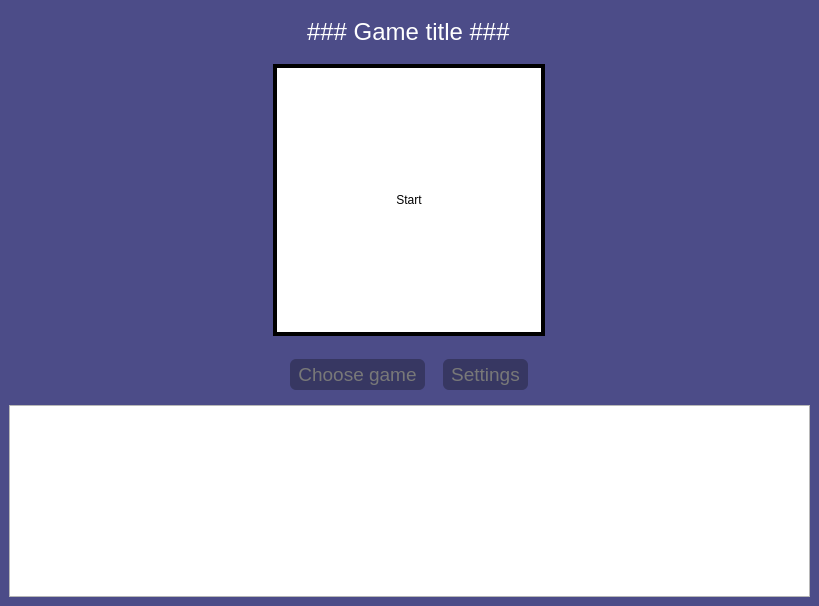
This is src/mainwindow.ui in MathThree/queens_game as Qt 5 draws it before an edit. The edited form follows.
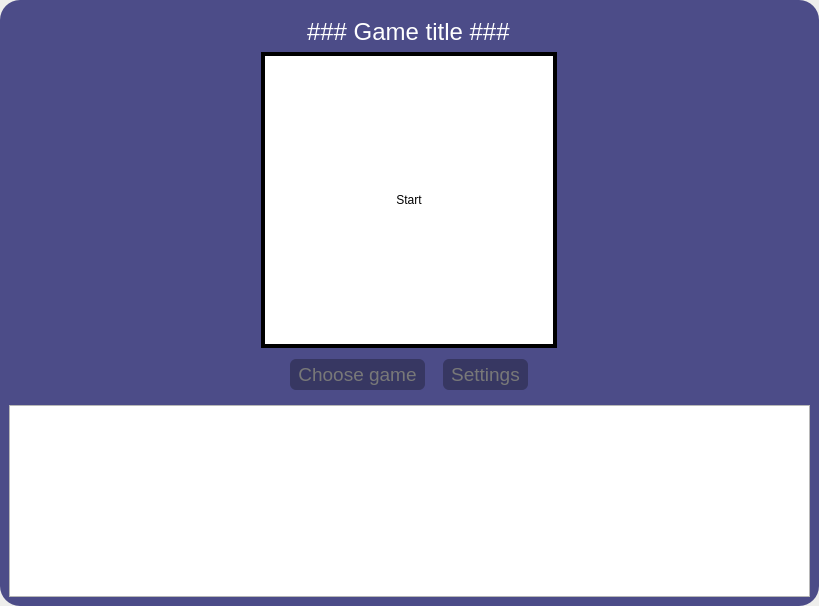
This is the edited form. Custom widgets are drawn as their Qt base class.

Diff of the .ui file:
```diff
--- a/src/mainwindow.ui
+++ b/src/mainwindow.ui
@@ -83,7 +83,8 @@
   <widget class="QWidget" name="centralwidget">
    <property name="styleSheet">
     <string notr="true">#centralwidget{
-	 background:rgb(76, 76, 136)
+	 background:rgb(76, 76, 136);
+	border-radius: 20px;
 }</string>
    </property>
    <layout class="QVBoxLayout" name="verticalLayout_2">
@@ -165,16 +166,16 @@
             <enum>QLayout::SetDefaultConstraint</enum>
            </property>
            <property name="leftMargin">
-            <number>12</number>
+            <number>0</number>
            </property>
            <property name="topMargin">
-            <number>12</number>
+            <number>0</number>
            </property>
            <property name="rightMargin">
-            <number>12</number>
+            <number>0</number>
            </property>
            <property name="bottomMargin">
-            <number>12</number>
+            <number>0</number>
            </property>
            <property name="spacing">
             <number>0</number>
```
